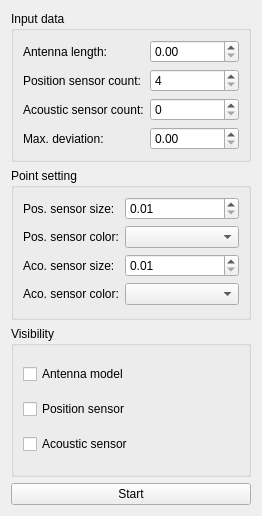
Old version of the form controllPanel.ui in the repository DimonPopov/PopovDS_9304_GraduateWork.
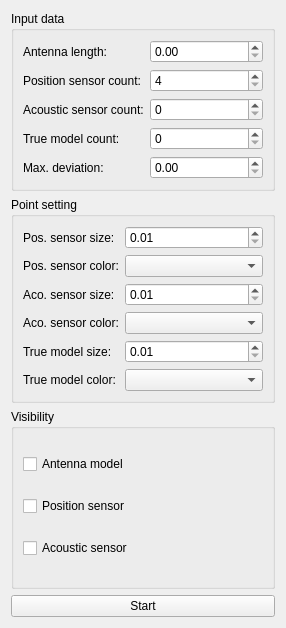
New version of the form.

```diff
--- a/controllPanel.ui
+++ b/controllPanel.ui
@@ -6,8 +6,8 @@
    <rect>
     <x>0</x>
     <y>0</y>
-    <width>262</width>
-    <height>516</height>
+    <width>286</width>
+    <height>628</height>
    </rect>
   </property>
   <property name="windowTitle">
@@ -57,20 +57,30 @@
       <item row="2" column="1">
        <widget class="QSpinBox" name="interpolationCountSpin"/>
       </item>
-      <item row="3" column="0">
+      <item row="4" column="0">
        <widget class="QLabel" name="label_6">
         <property name="text">
          <string>Max. deviation:</string>
         </property>
        </widget>
       </item>
-      <item row="3" column="1">
+      <item row="4" column="1">
        <widget class="QDoubleSpinBox" name="maximumDeviationSpin">
         <property name="singleStep">
          <double>0.100000000000000</double>
         </property>
        </widget>
       </item>
+      <item row="3" column="0">
+       <widget class="QLabel" name="label_11">
+        <property name="text">
+         <string>True model count:</string>
+        </property>
+       </widget>
+      </item>
+      <item row="3" column="1">
+       <widget class="QSpinBox" name="trueModelCountSpin"/>
+      </item>
      </layout>
     </widget>
    </item>
@@ -146,6 +156,36 @@
       <item row="3" column="1">
        <widget class="QComboBox" name="interpolationPointColorCombo"/>
       </item>
+      <item row="4" column="0">
+       <widget class="QLabel" name="label_9">
+        <property name="text">
+         <string>True model size:</string>
+        </property>
+       </widget>
+      </item>
+      <item row="5" column="0">
+       <widget class="QLabel" name="label_10">
+        <property name="text">
+         <string>True model color:</string>
+        </property>
+       </widget>
+      </item>
+      <item row="5" column="1">
+       <widget class="QComboBox" name="trueModelColorCombo"/>
+      </item>
+      <item row="4" column="1">
+       <widget class="QDoubleSpinBox" name="trueModelPointSizeSpin">
+        <property name="minimum">
+         <double>0.010000000000000</double>
+        </property>
+        <property name="maximum">
+         <double>1.000000000000000</double>
+        </property>
+        <property name="singleStep">
+         <double>0.010000000000000</double>
+        </property>
+       </widget>
+      </item>
      </layout>
     </widget>
    </item>
```
